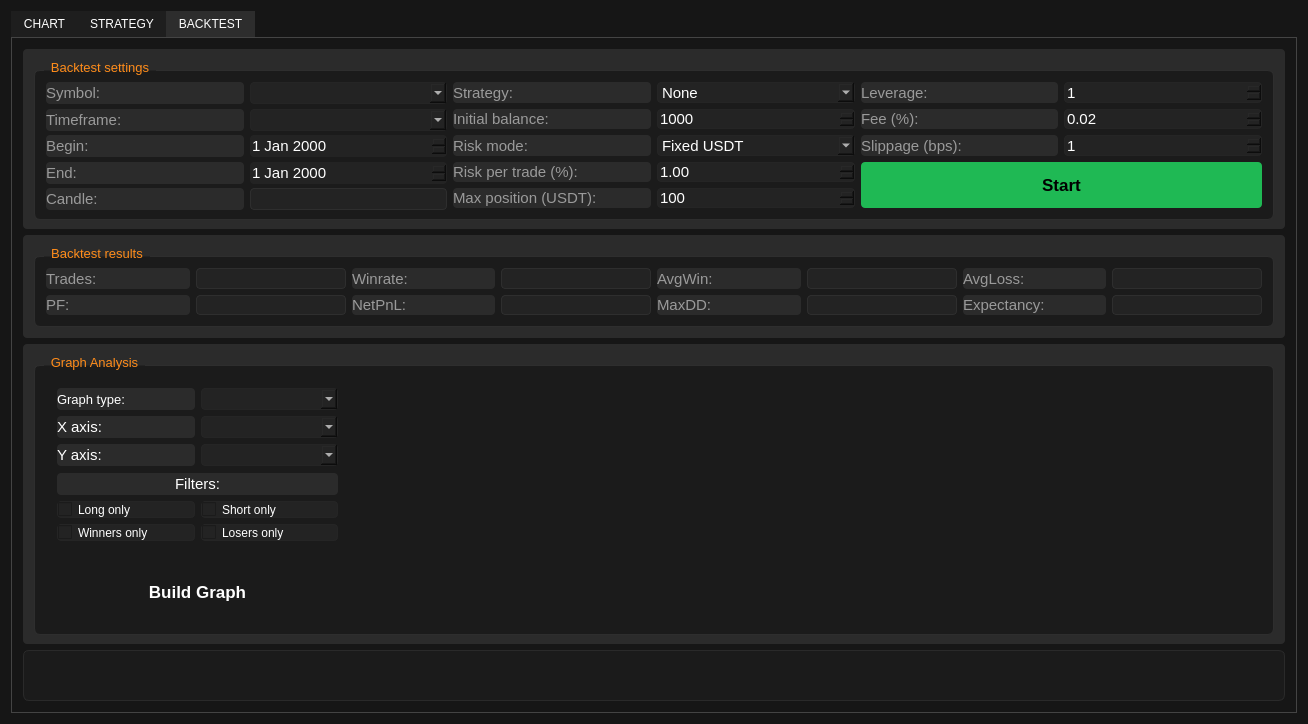
Above: src/ui/mainwindow.ui from BortonGo/TradeSoft before the change. Below: the same form after it.
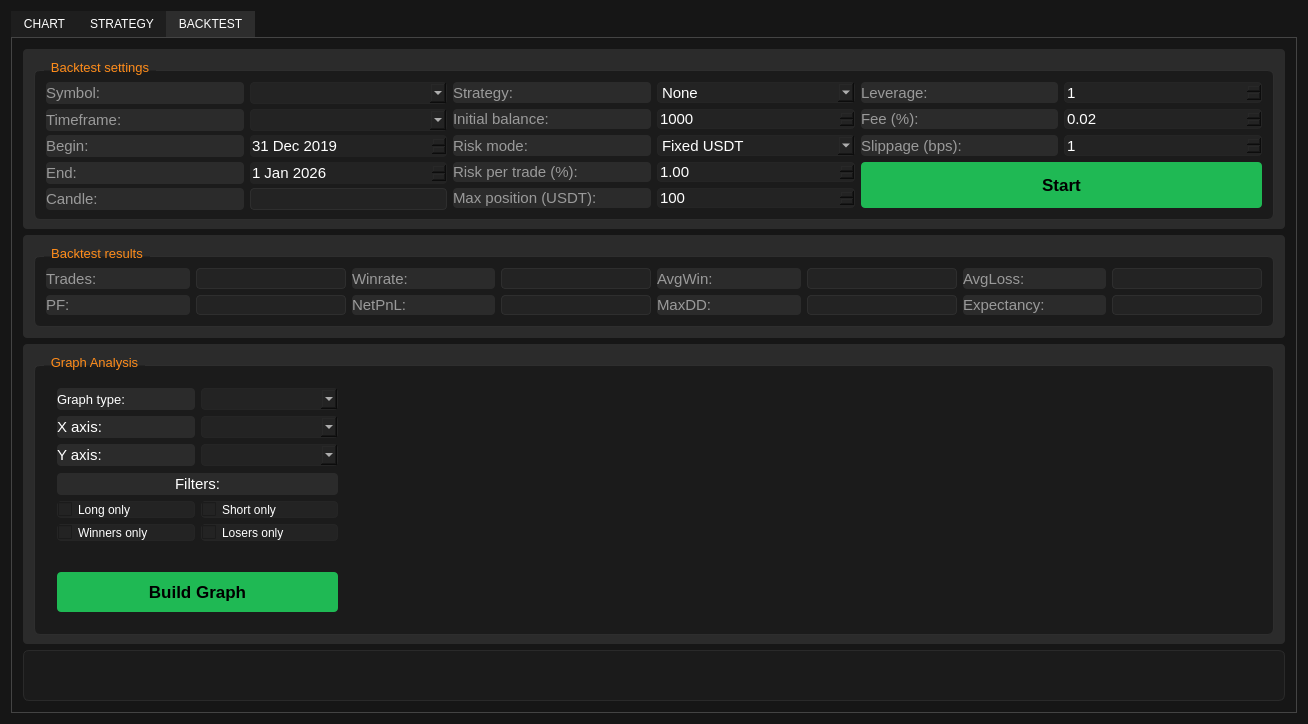
That is the form after the change. Custom widgets are drawn as their Qt base class.

Commit message: fix fetchHistory() and made debug [BACKTEST] onStart()

```diff
--- a/src/ui/mainwindow.ui
+++ b/src/ui/mainwindow.ui
@@ -1912,6 +1912,40 @@
                    <string notr="true">background-color: rgb(35, 35, 35);
 color: white;                /* цвет текста */</string>
                   </property>
+                  <property name="dateTime">
+                   <datetime>
+                    <hour>23</hour>
+                    <minute>59</minute>
+                    <second>59</second>
+                    <year>2019</year>
+                    <month>12</month>
+                    <day>31</day>
+                   </datetime>
+                  </property>
+                  <property name="maximumDateTime">
+                   <datetime>
+                    <hour>23</hour>
+                    <minute>59</minute>
+                    <second>59</second>
+                    <year>2120</year>
+                    <month>12</month>
+                    <day>31</day>
+                   </datetime>
+                  </property>
+                  <property name="maximumDate">
+                   <date>
+                    <year>2120</year>
+                    <month>12</month>
+                    <day>31</day>
+                   </date>
+                  </property>
+                  <property name="minimumDate">
+                   <date>
+                    <year>1900</year>
+                    <month>9</month>
+                    <day>14</day>
+                   </date>
+                  </property>
                  </widget>
                 </item>
                 <item row="3" column="1">
@@ -1943,6 +1977,33 @@
                    <string notr="true">background-color: rgb(35, 35, 35);
 color: white;                /* цвет текста */</string>
                   </property>
+                  <property name="dateTime">
+                   <datetime>
+                    <hour>0</hour>
+                    <minute>0</minute>
+                    <second>0</second>
+                    <year>2026</year>
+                    <month>1</month>
+                    <day>1</day>
+                   </datetime>
+                  </property>
+                  <property name="maximumDateTime">
+                   <datetime>
+                    <hour>23</hour>
+                    <minute>59</minute>
+                    <second>59</second>
+                    <year>2026</year>
+                    <month>12</month>
+                    <day>31</day>
+                   </datetime>
+                  </property>
+                  <property name="minimumDate">
+                   <date>
+                    <year>1900</year>
+                    <month>9</month>
+                    <day>14</day>
+                   </date>
+                  </property>
                  </widget>
                 </item>
                 <item row="0" column="0">
@@ -3079,7 +3140,7 @@
                        </property>
                        <property name="styleSheet">
                         <string notr="true">/* ===== START BUTTON ===== */
-QPushButton#btStartBacktest {
+QPushButton#btBtnBuildGraph {
     background-color: #1fb954;
     color: black;
     font-weight: bold;
@@ -3087,7 +3148,7 @@
     border-radius: 4px;
 }
 
-QPushButton#btStartBacktest:disabled {
+QPushButton#btBtnBuildGraph:disabled {
     background-color: #0f3f23;
     color: #777;
 }</string>
```
The commit also changes 3 other files.
